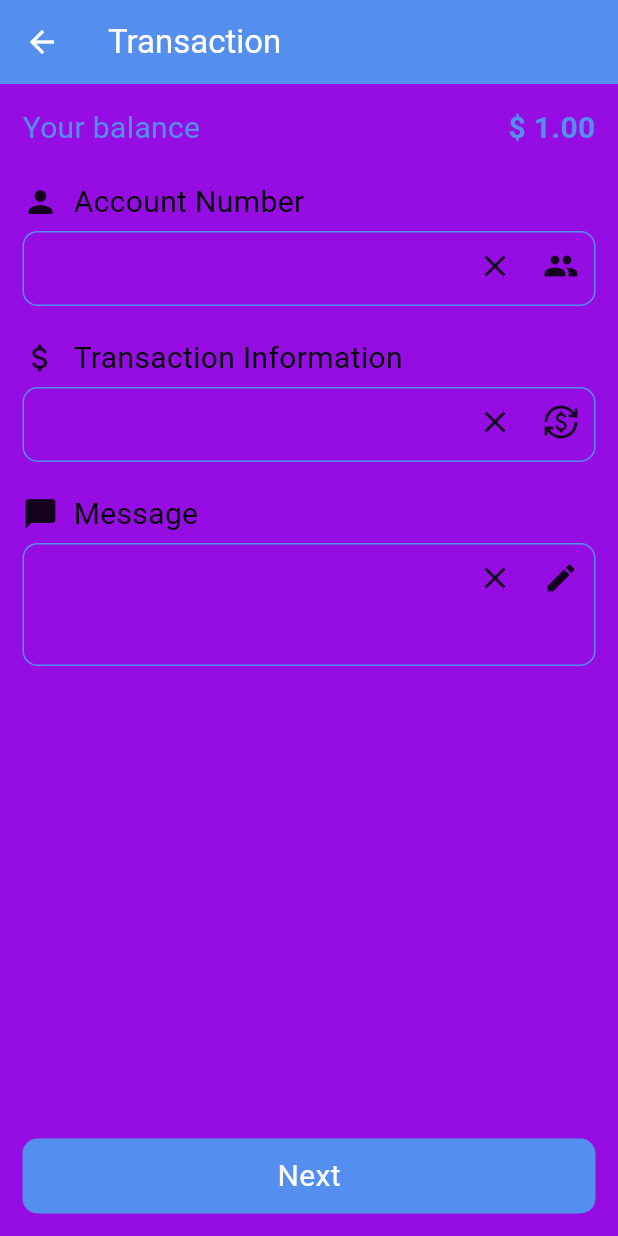
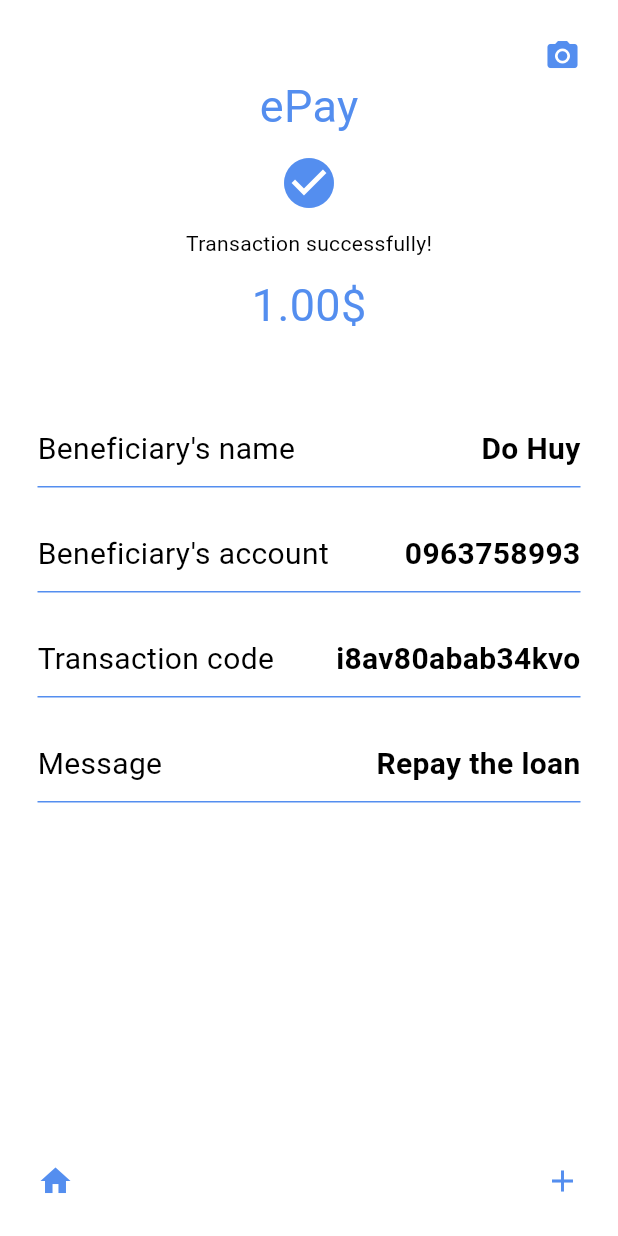
Before and after one commit to DoHuy5360/ePay, a Flutter app: the HeadLayout screen opened by its route, after a tap on "Next", on a phone screen of 412 x 824 dp. Run offline on Flutter 3.47's test engine with Material 3 defaults, Android fonts, the phone set to English and light mode, and no system bars.

Commit message:
Update: add order view

```diff
--- /dev/null
+++ b/lib/views/order.dart
@@ -0,0 +1,164 @@
+import 'package:flutter/material.dart';
+import 'package:flutter/services.dart';
+
+class Order extends StatefulWidget {
+  const Order({super.key});
+
+  @override
+  State<Order> createState() => _OrderState();
+}
+
+class _OrderState extends State<Order> {
+  @override
+  Widget build(BuildContext context) {
+    SystemChrome.setSystemUIOverlayStyle(SystemUiOverlayStyle(
+      statusBarColor: Theme.of(context).colorScheme.secondary,
+    ));
+    return Scaffold(
+      body: SafeArea(
+        child: Container(
+          color: Theme.of(context).colorScheme.primary,
+          child: Padding(
+            padding: const EdgeInsets.all(25),
+            child: Column(
+              mainAxisAlignment: MainAxisAlignment.spaceBetween,
+              children: [
+                Column(
+                  crossAxisAlignment: CrossAxisAlignment.center,
+                  children: [
+                    Row(
+                      mainAxisAlignment: MainAxisAlignment.end,
+                      children: [
+                        IconTheme(
+                            data: IconThemeData(
+                                color: Theme.of(context).colorScheme.secondary),
+                            child: const Icon(Icons.camera_alt))
+                      ],
+                    ),
+                    Text(
+                      "ePay",
+                      style: TextStyle(
+                          fontSize: 30,
+                          color: Theme.of(context).colorScheme.secondary),
+                    ),
+                    const SizedBox(
+                      height: 10,
+                    ),
+                    IconTheme(
+                        data: IconThemeData(
+                            size: 40,
+                            color: Theme.of(context).colorScheme.secondary),
+                        child: const Icon(Icons.check_circle)),
+                    const SizedBox(
+                      height: 10,
+                    ),
+                    const Text("Transaction successfully!"),
+                    const SizedBox(
+                      height: 10,
+                    ),
+                    Text(
+                      "1.00\$",
+                      style: TextStyle(
+                          fontSize: 30,
+                          color: Theme.of(context).colorScheme.secondary),
+                    ),
+                    const SizedBox(
+                      height: 30,
+                    ),
+                    const SizedBox(
+                      height: 20,
+                    ),
+                    const Section(
+                      label: "Beneficiary's name",
+                      value: "Do Huy",
+                    ),
+                    const SizedBox(
+                      height: 20,
+                    ),
+                    const Section(
+                      label: "Beneficiary's account",
+                      value: "0963758993",
+                    ),
+                    const SizedBox(
+                      height: 20,
+                    ),
+                    const Section(
+                      label: "Transaction code",
+                      value: "i8av80abab34kvo",
+                    ),
+                    const SizedBox(
+                      height: 20,
+                    ),
+                    const Section(
+                      label: "Message",
+                      value: "Repay the loan",
+                    ),
+                  ],
+                ),
+                Row(
+                  mainAxisAlignment: MainAxisAlignment.spaceBetween,
+                  children: [
+                    InkWell(
+                      onTap: () {
+                        Navigator.pop(context);
+                        Navigator.pop(context);
+                      },
+                      child: IconTheme(
+                        data: IconThemeData(
+                            color: Theme.of(context).colorScheme.secondary),
+                        child: const Icon(Icons.home),
+                      ),
+                    ),
+                    InkWell(
+                      onTap: () {
+                        Navigator.pop(context);
+                      },
+                      child: IconTheme(
+                        data: IconThemeData(
+                            color: Theme.of(context).colorScheme.secondary),
+                        child: const Icon(Icons.add),
+                      ),
+                    )
+                  ],
+                )
+              ],
+            ),
+          ),
+        ),
+      ),
+    );
+  }
+}
+
+class Section extends StatelessWidget {
+  final String label;
+  final String value;
+  const Section({super.key, required this.label, required this.value});
+
+  @override
+  Widget build(BuildContext context) {
+    return Container(
+      decoration: BoxDecoration(
+          border: Border(
+        bottom: BorderSide(
+            width: 1, color: Theme.of(context).colorScheme.secondary),
+      )),
+      child: Padding(
+        padding: const EdgeInsets.symmetric(vertical: 10),
+        child: Row(
+          mainAxisAlignment: MainAxisAlignment.spaceBetween,
+          children: [
+            Text(
+              label,
+              style: const TextStyle(fontSize: 20),
+            ),
+            Text(
+              value,
+              style: const TextStyle(fontSize: 20, fontWeight: FontWeight.w600),
+            ),
+          ],
+        ),
+      ),
+    );
+  }
+}
--- a/lib/views/transaction.dart
+++ b/lib/views/transaction.dart
@@ -85,22 +85,25 @@ class TransactionState extends State<Transaction> {
           const SizedBox(
             height: 20,
           ),
-          InkWell(
-            onTap: () {},
-            child: SizedBox(
+          SizedBox(
             width: 400,
             height: 50,
-                child: Container(
-                  decoration: BoxDecoration(
+            child: Material(
               color: Theme.of(context).colorScheme.secondary,
-                      borderRadius: BorderRadius.circular(10)),
+              borderRadius: BorderRadius.circular(10),
+              child: InkWell(
+                borderRadius: BorderRadius.circular(10),
+                onTap: () {
+                  Navigator.pushNamed(context, "/order");
+                },
                 child: const Center(
                   child: Text(
                     "Next",
                     style: TextStyle(color: Colors.white, fontSize: 20),
                   ),
                 ),
-                )),
+              ),
+            ),
           )
         ],
       ),
```
Also changed, not shown: lib/main.dart (+8 -3 lines), lib/views/layouts/main.dart (+8 -2 lines), lib/views/loading.dart (+12 -4 lines), lib/views/login.dart (+13 -4 lines). Lines whose indentation alone changed are shown as unchanged.
